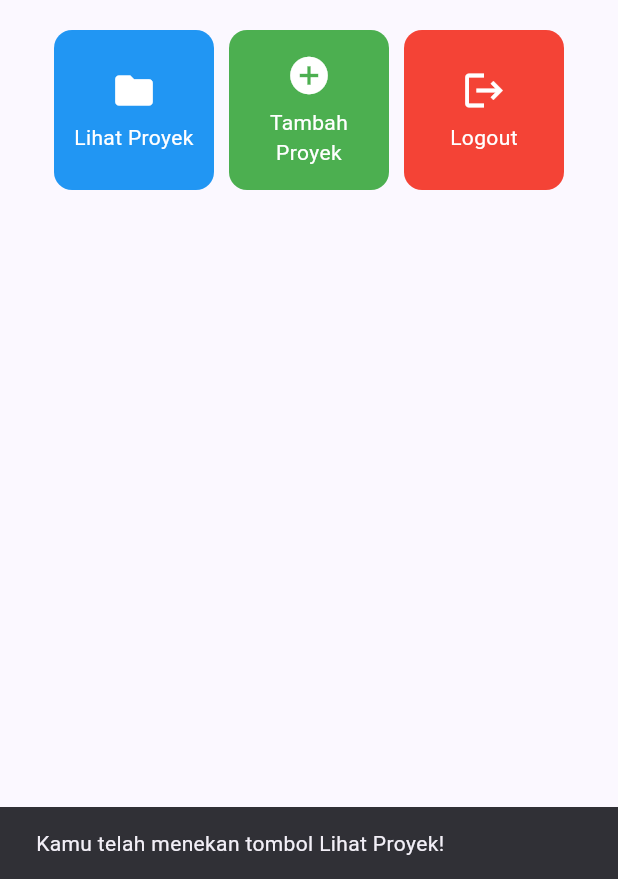
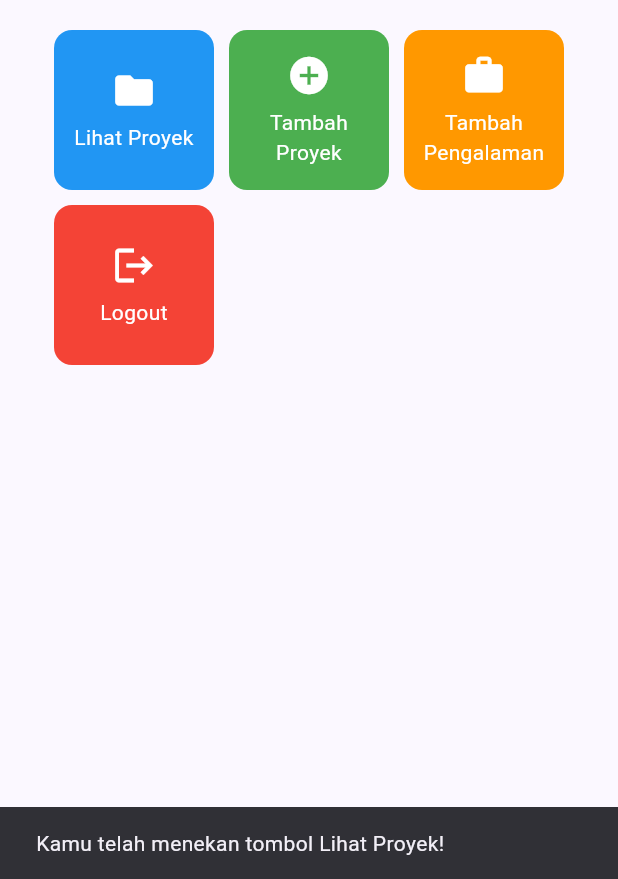
Before and after one commit to fauzantaqiys/myportofolio_mobile, a Flutter app: the LeftDrawer widget shown alone on an empty page, opened directly, after a tap on "Home", after a tap on "Lihat Proyek", on a phone screen of 412 x 824 dp, the part 357-1236 px from its top. Run offline on Flutter 3.47's test engine with Material 3 defaults, Android fonts, the phone set to English and light mode, and no system bars; our stand-ins replace material_ui.

Commit message:
feat: add navigation to experience form from menu card and drawer

```diff
--- a/lib/screens/menu.dart
+++ b/lib/screens/menu.dart
@@ -12,6 +12,7 @@ class MyHomePage extends StatelessWidget {
   final List<ItemHomepage> items = [
     ItemHomepage("Lihat Proyek", Icons.folder, Colors.blue),
     ItemHomepage("Tambah Proyek", Icons.add_circle, Colors.green),
+    ItemHomepage("Tambah Pengalaman", Icons.work, Colors.orange),
     ItemHomepage("Logout", Icons.logout, Colors.red),
   ];
 
@@ -32,8 +33,9 @@ class MyHomePage extends StatelessWidget {
         iconTheme: const IconThemeData(color: Colors.white),
       ),
       drawer: const LeftDrawer(),
-      // Body halaman utama dengan padding di sekelilingnya.
-      body: Padding(
+      // Body halaman utama dengan SingleChildScrollView agar responsif pada berbagai ukuran layar.
+      body: SingleChildScrollView(
+        child: Padding(
           padding: const EdgeInsets.all(16.0),
           child: Column(
             crossAxisAlignment: CrossAxisAlignment.center,
@@ -64,13 +66,14 @@ class MyHomePage extends StatelessWidget {
                     ),
                     // GridView menampilkan kartu tombol dalam tata letak kisi 3 kolom.
                     GridView.count(
-                    primary: true,
+                      primary: false,
                       padding: const EdgeInsets.all(20),
                       crossAxisSpacing: 10,
                       mainAxisSpacing: 10,
                       crossAxisCount: 3,
                       // shrinkWrap agar ukuran kisi menyesuaikan tinggi konten anak.
                       shrinkWrap: true,
+                      physics: const NeverScrollableScrollPhysics(),
                       children: items.map((ItemHomepage item) {
                         return ItemCard(item);
                       }).toList(),
@@ -79,6 +82,7 @@ class MyHomePage extends StatelessWidget {
                 ),
               ),
             ],
+          ),
         ),
       ),
     );
--- a/lib/widgets/left_drawer.dart
+++ b/lib/widgets/left_drawer.dart
@@ -1,4 +1,5 @@
 import 'package:material_ui/material_ui.dart';
+import 'package:myportofolio_mobile/screens/experience_form.dart';
 import 'package:myportofolio_mobile/screens/menu.dart';
 import 'package:myportofolio_mobile/screens/project_form.dart';
 
@@ -62,6 +63,19 @@ class LeftDrawer extends StatelessWidget {
               );
             },
           ),
+          ListTile(
+            leading: const Icon(Icons.work_outline),
+            title: const Text('Add Experience'),
+            // Navigasi ke halaman tambah pengalaman
+            onTap: () {
+              Navigator.pushReplacement(
+                context,
+                MaterialPageRoute(
+                  builder: (context) => const ExperienceFormPage(),
+                ),
+              );
+            },
+          ),
         ],
       ),
     );
--- a/lib/widgets/project_card.dart
+++ b/lib/widgets/project_card.dart
@@ -1,4 +1,5 @@
 import 'package:material_ui/material_ui.dart';
+import 'package:myportofolio_mobile/screens/experience_form.dart';
 import 'package:myportofolio_mobile/screens/menu.dart';
 import 'package:myportofolio_mobile/screens/project_form.dart';
 
@@ -33,6 +34,13 @@ class ItemCard extends StatelessWidget {
                 builder: (context) => const ProjectFormPage(),
               ),
             );
+          } else if (item.name == "Tambah Pengalaman") {
+            Navigator.push(
+              context,
+              MaterialPageRoute(
+                builder: (context) => const ExperienceFormPage(),
+              ),
+            );
           }
         },
         child: Container(
```
Also changed, not shown: 1 other file. Lines whose indentation alone changed are shown as unchanged.
